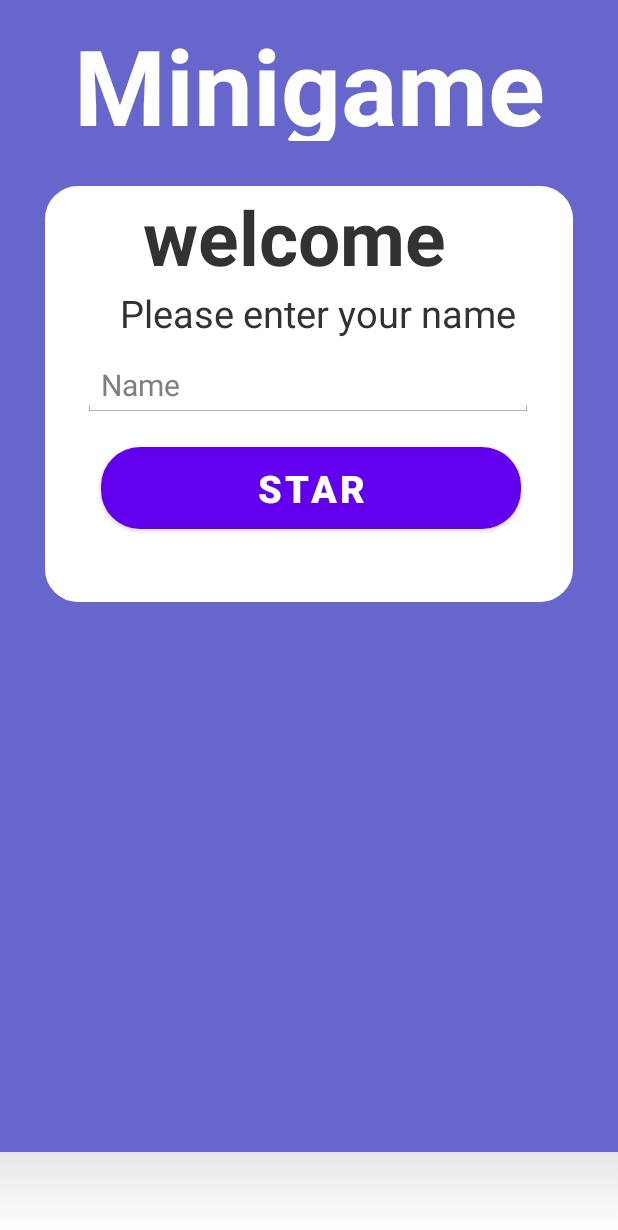
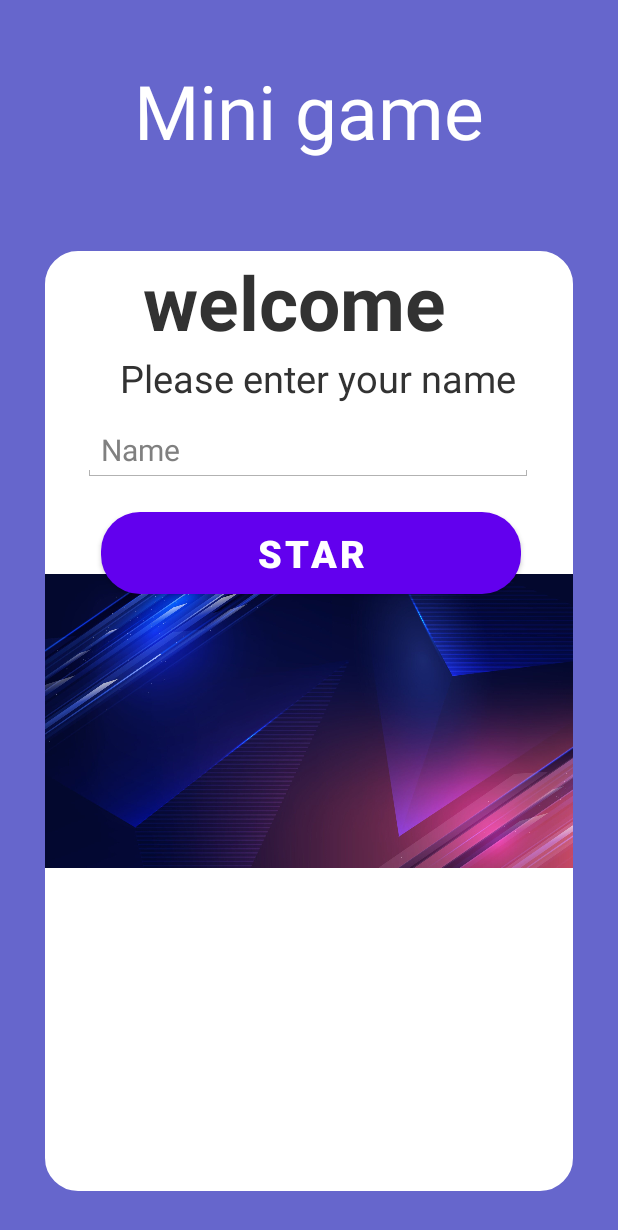
Before and after one commit to VTrng1/App-Solve-The-Exam, an Android app: the layout activity_minigame.xml on its own in the app's theme, with its tools: preview values and no code run, on a phone screen of 412 x 824 dp. Shown: the top 1230 px of the screen. Run offline under Robolectric (Android 15) with nearby library versions, the phone set to English and light mode, and no system bars.

Commit message:
up lại part 2

```diff
--- a/app/src/main/res/layout/activity_minigame.xml
+++ b/app/src/main/res/layout/activity_minigame.xml
@@ -2,7 +2,6 @@
     xmlns:tools="http://schemas.android.com/tools"
     android:layout_width="match_parent"
     android:layout_height="match_parent"
-    xmlns:app="http://schemas.android.com/apk/res-auto"
     android:label="@string/app_name"
     android:theme="@android:style/Theme.Holo.Light.NoActionBar.Fullscreen"
     tools:context=".MainActivity">
@@ -14,15 +13,15 @@
         <RelativeLayout
             android:layout_width="match_parent"
             android:layout_height="match_parent"
-            android:layout_weight="3">
+            android:layout_weight="10">
             <TextView
+                android:gravity="center"
                 android:layout_width="match_parent"
                 android:layout_height="match_parent"
-                android:text="Minigame"
-                android:textSize="70dp"
+                android:text="Mini game"
+                android:textSize="50dp"
                 android:textAlignment="center"
                 android:layout_marginTop="10dp"
-                android:textStyle="bold"
                 android:textColor="@color/whiteTextColor">
 
             </TextView>
@@ -67,8 +66,7 @@
                 android:layout_height="wrap_content"
                 android:textSize="20dp"
                 android:layout_marginTop="10dp"
-                android:layout_marginLeft="25dp"
-                />
+                android:layout_marginLeft="25dp" />
 
             <Button
                 android:id="@+id/buttonLogin"
@@ -80,40 +78,13 @@
                 android:layout_marginTop="20dp"
                 android:text="STAR"
                 android:textSize="25dp"
-                android:textStyle="bold"
-                >
-
+                android:textStyle="bold">
             </Button>
-
-
+            <ImageView
+                android:layout_width="wrap_content"
+                android:layout_height="wrap_content"
+                android:src="@drawable/choice">
+            </ImageView>
         </RelativeLayout>
-        <RelativeLayout
-            android:layout_width="match_parent"
-            android:layout_height="match_parent"
-            android:layout_weight="2"
-            >
-
-        </RelativeLayout>
-
-
-
-        <LinearLayout
-            android:layout_width="match_parent"
-            android:layout_height="wrap_content"
-            android:orientation="horizontal">
-            <com.google.android.material.bottomnavigation.BottomNavigationView
-                android:id="@+id/navigation"
-                android:layout_width="match_parent"
-                android:layout_height="wrap_content"
-                android:layout_gravity="bottom"
-                android:background="?android:attr/windowBackground"
-                android:foreground="?attr/selectableItemBackground"
-                app:elevation="10dp"
-                app:labelVisibilityMode="labeled"
-                app:itemIconTint="@color/bottom_navigation_color"
-                app:itemTextColor="@color/bottom_navigation_color"
-                app:itemBackground="@color/bottomNavigationBackground"/>
-        </LinearLayout>
-
     </LinearLayout>
 </LinearLayout>
```
Also changed, not shown: app/src/main/res/layout/activity_qa.xml (+4 -53 lines).
